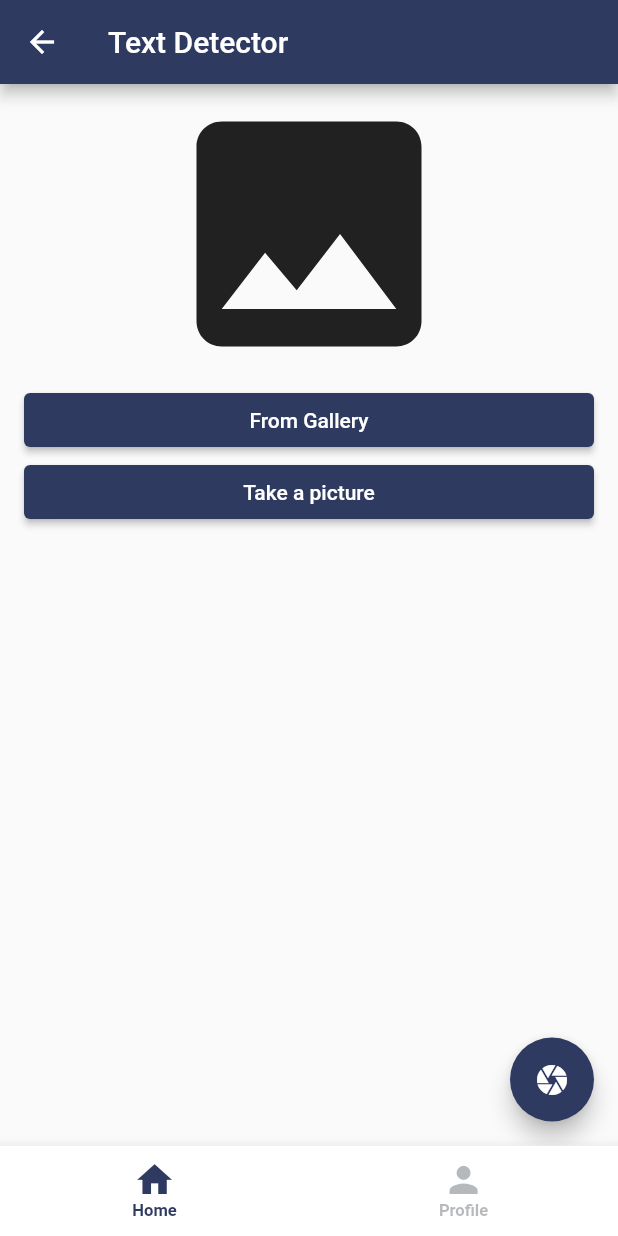
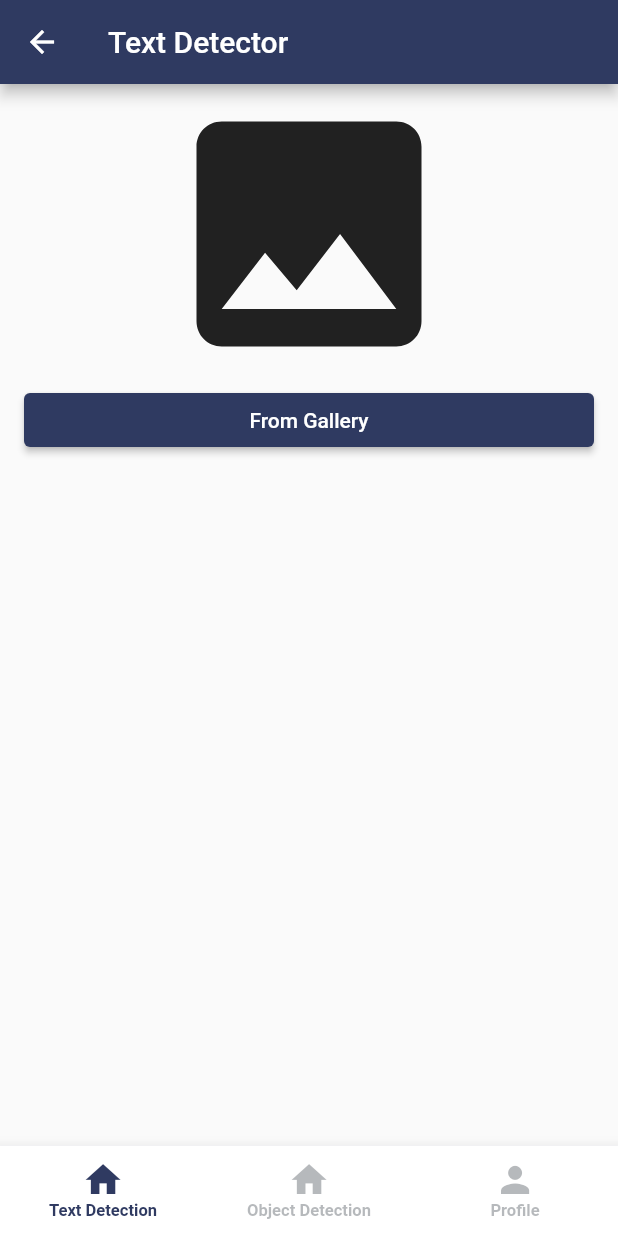
Before and after one commit to patelmeet341993/project_2022_textrecognition, a Flutter app: the MainPage screen opened by its route, on a phone screen of 412 x 824 dp. Run offline on Flutter 3.47's test engine with Material 2 defaults, Android fonts, the phone set to English and light mode, and no system bars; our stand-ins replace cached_network_image, camera, circular_countdown_timer, cloud_firestore, connectivity_plus, firebase_auth and 5 more; missing offline and left inert: google_mlkit_commons, google_mlkit_object_detection, google_mlkit_text_recognition; accounts and stored records are empty.

Commit message:
minor changes

```diff
--- a/lib/screens/home_screen/screens/camera_view.dart
+++ b/lib/screens/home_screen/screens/camera_view.dart
@@ -92,7 +92,7 @@ class _CameraViewState extends State<CameraView> {
         title: Text(widget.title),
       ),
       body: _body(),
-      floatingActionButton: _floatingActionButton(),
+      //floatingActionButton: _floatingActionButton(),
      // floatingActionButtonLocation: FloatingActionButtonLocation.,
     );
   }
@@ -204,16 +204,16 @@ class _CameraViewState extends State<CameraView> {
           onPressed: () => _getImage(ImageSource.gallery),
         ),
       ),
-      Padding(
-        padding: EdgeInsets.symmetric(horizontal: 16),
-        child: ElevatedButton(
-          style:ElevatedButton.styleFrom(
-              primary: Styles.primaryColor
-          ),
-          child: Text('Take a picture'),
-          onPressed: () => _getImage(ImageSource.camera),
-        ),
-      ),
+      // Padding(
+      //   padding: EdgeInsets.symmetric(horizontal: 16),
+      //   child: ElevatedButton(
+      //     style:ElevatedButton.styleFrom(
+      //         primary: Styles.primaryColor
+      //     ),
+      //     child: Text('Take a picture'),
+      //     onPressed: () => _getImage(ImageSource.camera),
+      //   ),
+      // ),
       if (_image != null)
         Padding(
           padding: const EdgeInsets.all(16.0),
--- a/lib/screens/home_screen/screens/main_page.dart
+++ b/lib/screens/home_screen/screens/main_page.dart
@@ -6,6 +6,7 @@ import 'package:flutter_app/utils/my_print.dart';
 import 'package:flutter_app/utils/styles.dart';
 import 'package:provider/provider.dart';
 
+import 'object_detector_view.dart';
 import 'user_profile_screen.dart';
 
 class MainPage extends StatefulWidget {
@@ -21,7 +22,7 @@ class _MainPageState extends State<MainPage> with SingleTickerProviderStateMixin
 
   late TabController _tabController;
 
-  Widget? postListWidget, profileWidget;
+  Widget? postListWidget, profileWidget,objectWidget;
 
   bool isNotificationSet=true;
 
@@ -69,7 +70,7 @@ class _MainPageState extends State<MainPage> with SingleTickerProviderStateMixin
     super.initState();
     MyPrint.printOnConsole("Main Page INIT Called");
 
-    _tabController = TabController(length: 2, vsync: this,initialIndex: 0);
+    _tabController = TabController(length: 3, vsync: this,initialIndex: 0);
     _tabController.addListener(_handleTabSelection);
     _tabController.animation!.addListener(_handleTabSelectionInAnimation);
 
@@ -103,7 +104,8 @@ class _MainPageState extends State<MainPage> with SingleTickerProviderStateMixin
             controller: _tabController,
             children: <Widget>[
               getHome(),
-              getUserProfile()
+              getObjectDetectpr(),
+              getUserProfile(),
             ],
           ),
         ),
@@ -121,6 +123,12 @@ class _MainPageState extends State<MainPage> with SingleTickerProviderStateMixin
     profileWidget ??= const UserProfileScreen();
 
     return profileWidget!;
+  }
+
+  Widget getObjectDetectpr() {
+    objectWidget ??=  ObjectDetectorView();
+
+    return objectWidget!;
   }
 
   Widget getBottomBar(UserProvider userProvider) {
@@ -154,7 +162,12 @@ class _MainPageState extends State<MainPage> with SingleTickerProviderStateMixin
               Tab(
                 icon: Icon(Icons.home, size: MySize.size28,),
                 iconMargin: const EdgeInsets.symmetric(horizontal: 0, vertical: 0),
-                text: "Home",
+                text: "Text Detection",
+              ),
+              Tab(
+                icon: Icon(Icons.home, size: MySize.size28,),
+                iconMargin: const EdgeInsets.symmetric(horizontal: 0, vertical: 0),
+                text: "Object Detection",
               ),
               Tab(
                 icon: Icon(Icons.person, size: MySize.size28,),
```
Also changed, not shown: lib/screens/home_screen/screens/object_detector_painter.dart (added, +67 -0 lines), lib/screens/home_screen/screens/object_detector_view.dart (added, +150 -0 lines).
